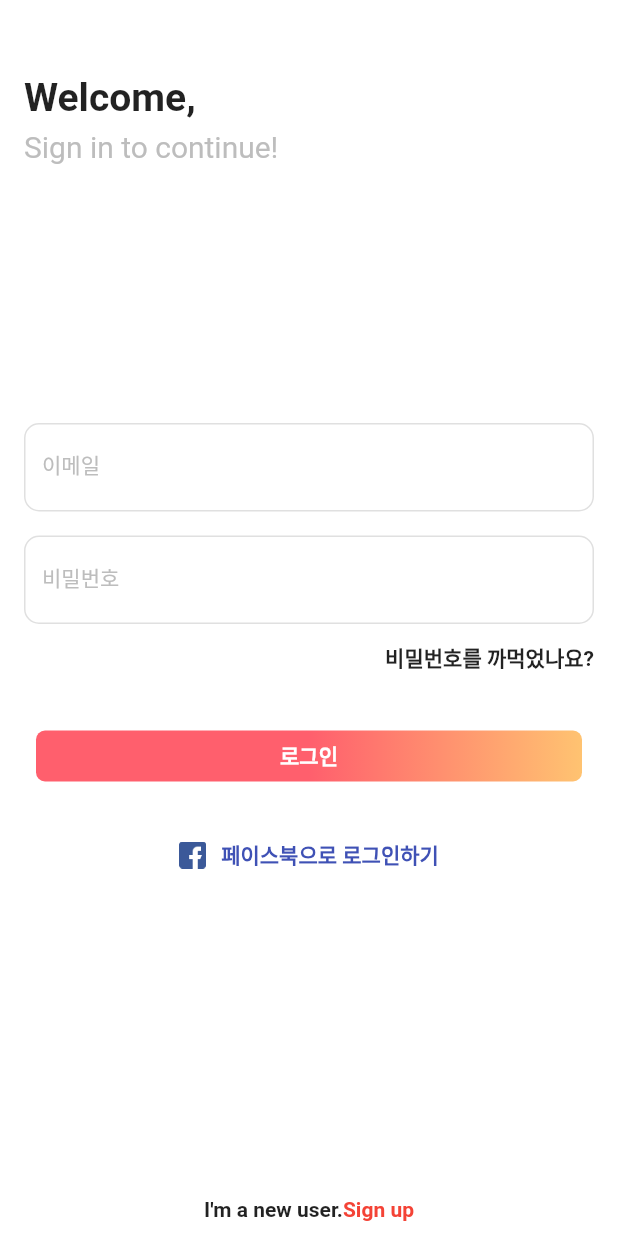
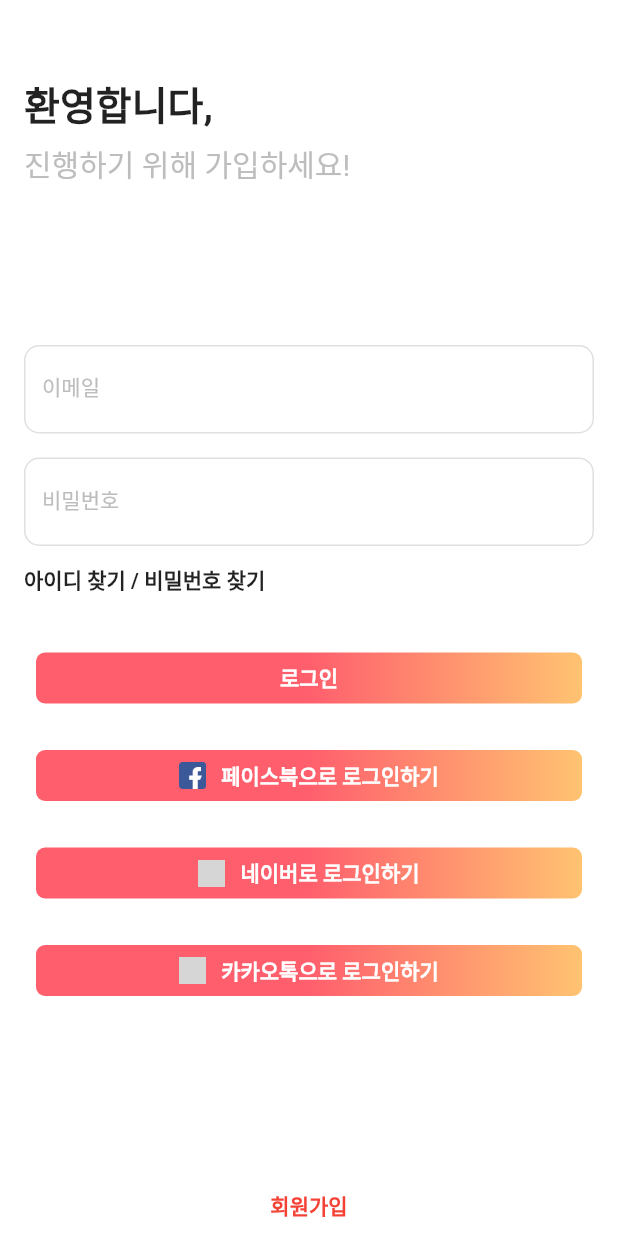
Before and after one commit to dhchoi98/WePetBeta, a Flutter app: the screen it shows after launch, on a phone screen of 412 x 824 dp. Run offline on Flutter 3.47's test engine with Material 2 defaults, Android fonts, the phone set to English and light mode, and no system bars; grey boxes are pictures that could not be loaded.

Commit message:
Update login_page.dart

```diff
--- a/lib/modules/login_page.dart
+++ b/lib/modules/login_page.dart
@@ -18,9 +18,9 @@ class LoginPage extends StatelessWidget{
                 crossAxisAlignment: CrossAxisAlignment.start,
                 children: <Widget>[
                   SizedBox(height: 50,),
-                  Text("Welcome,",style: TextStyle(fontSize: 26,fontWeight: FontWeight.bold),),
+                  Text("환영합니다,",style: TextStyle(fontSize: 26,fontWeight: FontWeight.bold),),
                   SizedBox(height: 6,),
-                  Text("Sign in to continue!",style: TextStyle(fontSize: 20,color: Colors.grey.shade400),),
+                  Text("진행하기 위해 가입하세요!",style: TextStyle(fontSize: 20,color: Colors.grey.shade400),),
                 ],
               ),
               Column(
@@ -64,8 +64,8 @@ class LoginPage extends StatelessWidget{
                   ),
                   SizedBox(height: 12,),
                   Align(
-                    alignment: Alignment.topRight,
-                    child: Text("비밀번호를 까먹었나요?",style: TextStyle(fontSize: 14,fontWeight: FontWeight.w600),),
+                    alignment: Alignment.topLeft,
+                    child: Text("아이디 찾기 / 비밀번호 찾기",style: TextStyle(fontSize: 14,fontWeight: FontWeight.w600),),
                   ),
                   SizedBox(height: 30,),
                   Container(
@@ -101,31 +101,122 @@ class LoginPage extends StatelessWidget{
                       ),
                     ),
                   ),
-                  SizedBox(height: 16,),
+                  SizedBox(height: 15,),
+                  Column(
+                    children: <Widget>[
                       Container(
                         height: 50,
                         width: double.infinity,
                         child: TextButton(
                           onPressed: (){},
-                      style: TextButton.styleFrom(
-                        textStyle: TextStyle(
-                          color: Colors.indigo.shade50,
+                          style: ButtonStyle(
+                            shape: MaterialStateProperty.all<RoundedRectangleBorder>(
+                              RoundedRectangleBorder(
+                                borderRadius: BorderRadius.zero,
+                              )
+                            )
                           ),
-                        shape: RoundedRectangleBorder(
+                          child: Ink(
+                            decoration: BoxDecoration(
                               borderRadius: BorderRadius.circular(6),
-                        )
+                              gradient: LinearGradient(
+                                begin: Alignment.centerLeft,
+                                end: Alignment.centerRight,
+                                colors: [
+                                Color(0xffff5f6d),
+                                Color(0xffff5f6d),
+                                Color(0xffffc371),
+                                ],
+                              ),
                             ),
                             child: Row(
                               mainAxisAlignment: MainAxisAlignment.center,
                               children: <Widget>[
                                 Image.asset("images/facebook.png",height: 18,width: 18,),
-                          SizedBox(width: 10,),
-                          Text("페이스북으로 로그인하기",style: TextStyle(color: Colors.indigo,fontWeight: FontWeight.bold),),
+                                SizedBox(width: 10, height: 50),
+                                Text("페이스북으로 로그인하기",style: TextStyle(color: Colors.white, fontWeight: FontWeight.bold),),
                               ],
                             ),
                           ),
                         ),
-                  SizedBox(height: 30,),
+                      ),
+                      SizedBox(height: 15,),
+                      Container(
+                        height: 50,
+                        width: double.infinity,
+                        child: TextButton(
+                          onPressed: (){},
+                          style: ButtonStyle(
+                            shape: MaterialStateProperty.all<RoundedRectangleBorder>(
+                              RoundedRectangleBorder(
+                                borderRadius: BorderRadius.zero,
+                              )
+                            )
+                          ),
+                          child: Ink(
+                            decoration: BoxDecoration(
+                              borderRadius: BorderRadius.circular(6),
+                              gradient: LinearGradient(
+                                begin: Alignment.centerLeft,
+                                end: Alignment.centerRight,
+                                colors: [
+                                Color(0xffff5f6d),
+                                Color(0xffff5f6d),
+                                Color(0xffffc371),
+                                ],
+                              ),
+                            ),
+                            child: Row(
+                              mainAxisAlignment: MainAxisAlignment.center,
+                              children: <Widget>[
+                                Image.asset("images/naver.png",height: 18,width: 18,),
+                                SizedBox(width: 10, height: 50),
+                                Text("네이버로 로그인하기",style: TextStyle(color: Colors.white, fontWeight: FontWeight.bold),),
+                              ],
+                            ),
+                          ),
+                        ),
+                      ),
+                      SizedBox(height: 15,),
+                      Container(
+                        height: 50,
+                        width: double.infinity,
+                        child: TextButton(
+                          onPressed: (){},
+                          style: ButtonStyle(
+                            shape: MaterialStateProperty.all<RoundedRectangleBorder>(
+                              RoundedRectangleBorder(
+                                borderRadius: BorderRadius.zero,
+                              )
+                            )
+                          ),
+                          child: Ink(
+                            decoration: BoxDecoration(
+                              borderRadius: BorderRadius.circular(6),
+                              gradient: LinearGradient(
+                                begin: Alignment.centerLeft,
+                                end: Alignment.centerRight,
+                                colors: [
+                                Color(0xffff5f6d),
+                                Color(0xffff5f6d),
+                                Color(0xffffc371),
+                                ],
+                              ),
+                            ),
+                            child: Row(
+                              mainAxisAlignment: MainAxisAlignment.center,
+                              children: <Widget>[
+                                Image.asset("images/kakao.png",height: 18,width: 18,),
+                                SizedBox(width: 10, height: 50),
+                                Text("카카오톡으로 로그인하기",style: TextStyle(color: Colors.white, fontWeight: FontWeight.bold),),
+                              ],
+                            ),
+                          ),
+                        ),
+                      ),
+                      SizedBox(height: 15,),
+                    ],
+                  ),
                 ],
               ),
               Padding(
@@ -133,14 +224,13 @@ class LoginPage extends StatelessWidget{
                 child: Row(
                   mainAxisAlignment: MainAxisAlignment.center,
                   children: <Widget>[
-                    Text("I'm a new user.",style: TextStyle(fontWeight: FontWeight.bold),),
                     GestureDetector(
                       onTap: (){
                         Navigator.push(context, MaterialPageRoute(builder: (context){
                           return SignupPage();
                         }));
                       },
-                      child: Text("Sign up",style: TextStyle(fontWeight: FontWeight.bold,color: Colors.red),),
+                      child: Text("회원가입",style: TextStyle(fontWeight: FontWeight.bold,color: Colors.red),),
                     )
                   ],
                 ),
```
Lines whose indentation alone changed are shown as unchanged.
